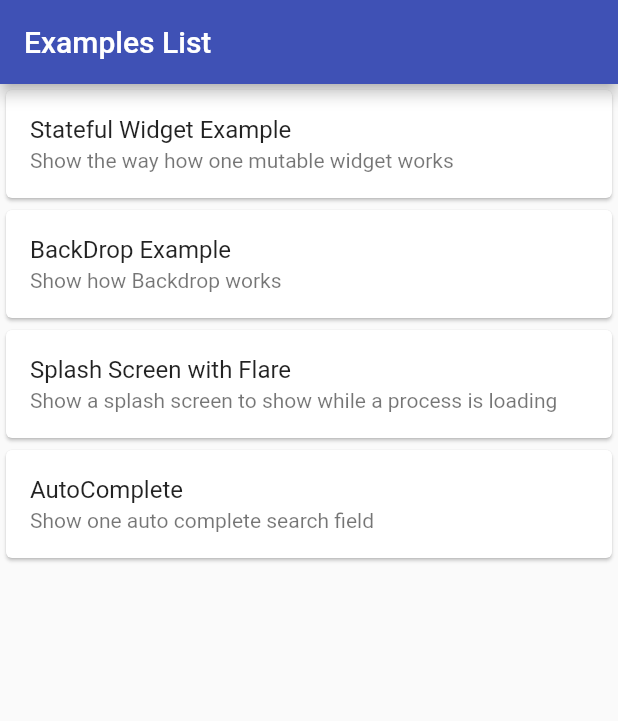
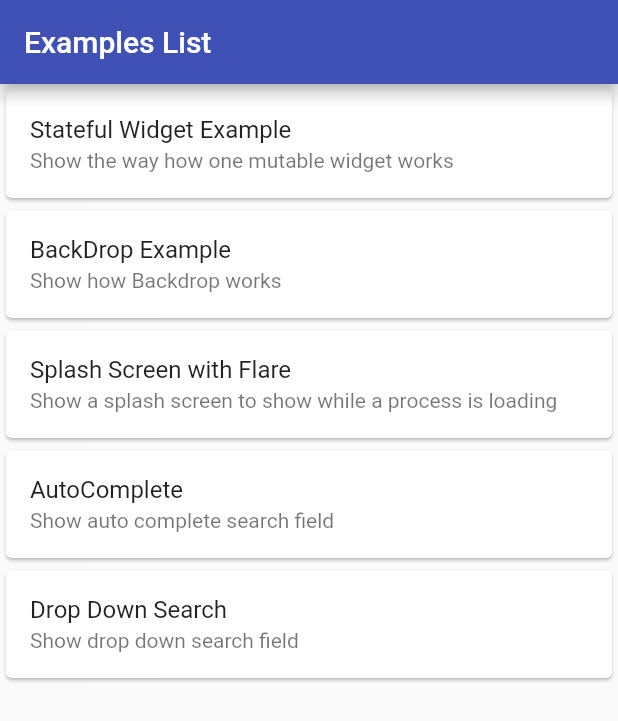
Before and after one commit to cicelcup/Learning_Flutter_Examples, a Flutter app: the screen it shows after launch, on a phone screen of 412 x 824 dp. Shown: the top 721 px of the screen. Run offline on Flutter 3.47's test engine with Material 2 defaults, Android fonts, the phone set to English and light mode, and no system bars; our stand-ins replace backdrop, dropdown_search; missing offline and left inert: autocomplete_textfield, flare_splash_screen.

Commit message:
Add drop down search

```diff
--- a/lib/data/all_examples.dart
+++ b/lib/data/all_examples.dart
@@ -1,5 +1,6 @@
 import 'package:learningflutterexamples/data/Example.dart';
 import 'package:learningflutterexamples/examples/autocomplete_example.dart';
+import 'package:learningflutterexamples/examples/dropdown_search_example.dart';
 import 'package:learningflutterexamples/examples/splash_screen_example.dart';
 import 'package:learningflutterexamples/examples/stateful_example.dart';
 import 'package:learningflutterexamples/examples/backdrop_example.dart';
@@ -49,6 +50,15 @@ class AllExamples {
       ),
     );
 
+    //add the example to the list
+    _list.add(
+      Example(
+        title: AppStrings.exampleTitle5,
+        subtitle: AppStrings.exampleSubTitle5,
+        widgetExample: DropDownSearchExample(),
+      ),
+    );
+
     return _list;
   }
 }
--- a/lib/examples/autocomplete_example.dart
+++ b/lib/examples/autocomplete_example.dart
@@ -7,7 +7,6 @@ class AutoCompleteExample extends StatefulWidget {
 }
 
 class _AutoCompleteExampleState extends State<AutoCompleteExample> {
-  List<String> added = [];
   List<String> suggestions = [
     "Apple",
     "Armidillo",
--- a/lib/general/AppStrings.dart
+++ b/lib/general/AppStrings.dart
@@ -11,7 +11,9 @@ class AppStrings {
   static const String exampleSubTitle3 =
       "Show a splash screen to show while a process is loading";
   static const String exampleTitle4 = "AutoComplete";
-  static const String exampleSubTitle4 = "Show one auto complete search field";
+  static const String exampleSubTitle4 = "Show auto complete search field";
+  static const String exampleTitle5 = "Drop Down Search";
+  static const String exampleSubTitle5 = "Show drop down search field";
 
   /*Backdrop Example*/
   static const String frontLayerLabel = "Front Layer";
--- a/pubspec.yaml
+++ b/pubspec.yaml
@@ -12,6 +12,7 @@ dependencies:
   backdrop: ^0.4.1
   flare_splash_screen: ^3.0.1
   autocomplete_textfield: ^1.7.3
+  dropdown_search: ^0.4.4
   flutter:
     sdk: flutter
 
```
Also changed, not shown: lib/examples/dropdown_search_example.dart (added, +59 -0 lines), pubspec.lock.
